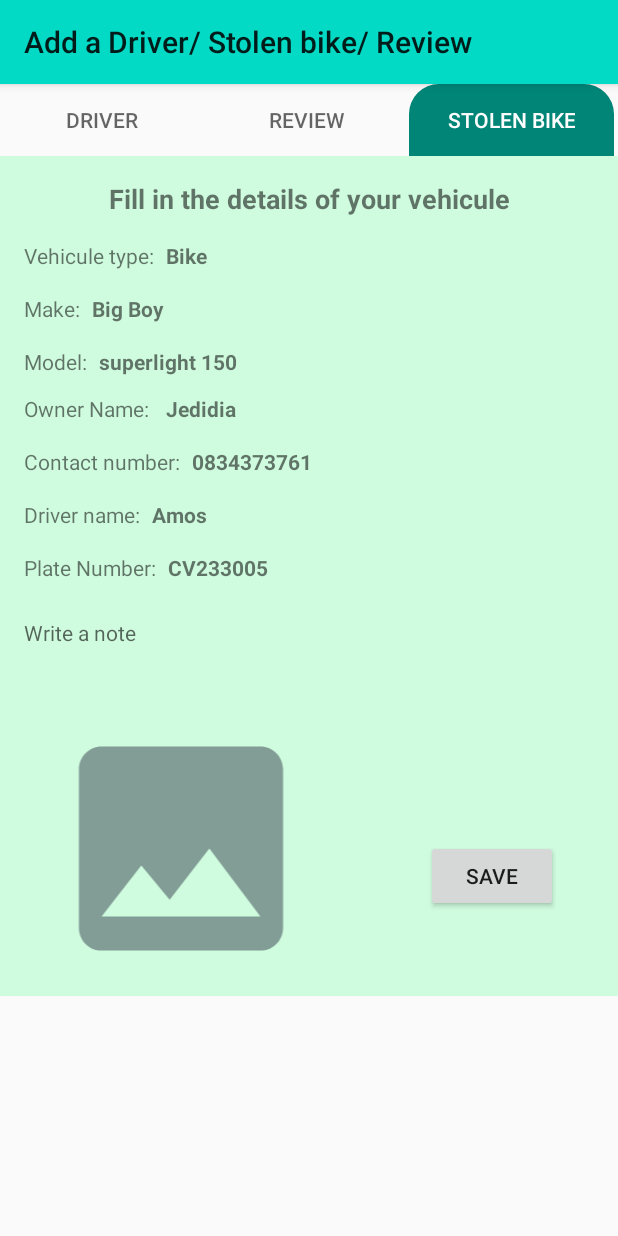
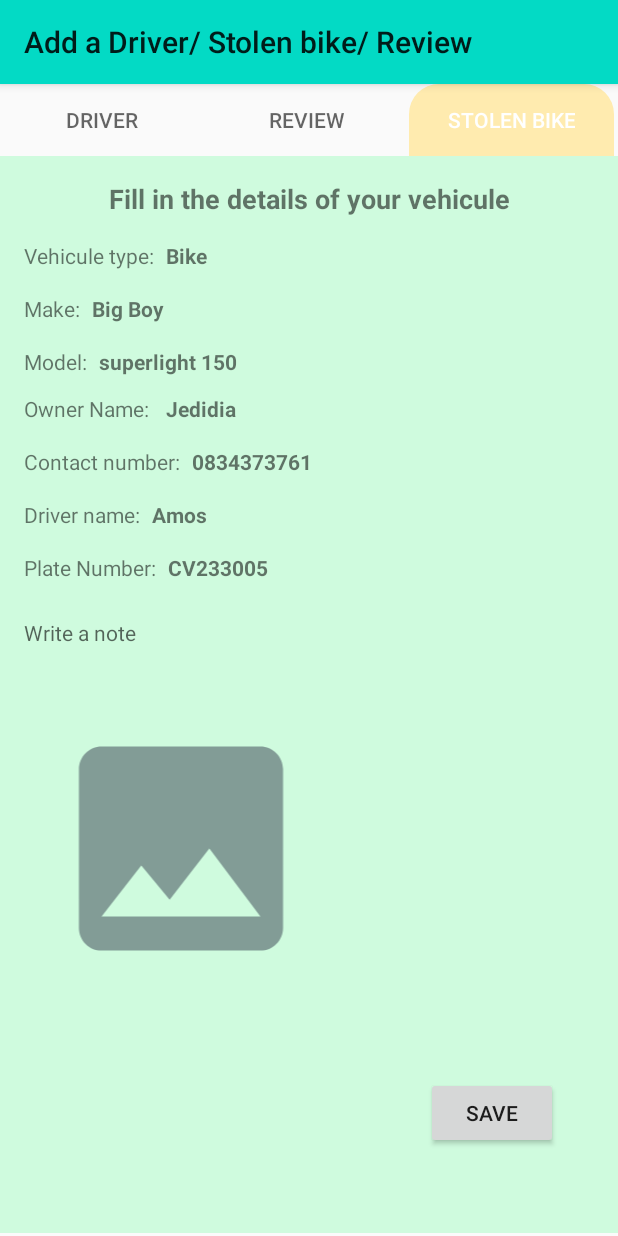
Before and after one commit to jed188/wheels-reputation, an Android app: the Add_something screen opened directly, with no data from a screen before it, tab 3 chosen, on a phone screen of 412 x 824 dp. Run offline under Robolectric (Android 15) with nearby library versions, the phone set to English and light mode, and no system bars; Roboto replaces fonts that are not available here.

Commit message:
add something tobe completed stolen bike in progress of completion version2

```diff
--- a/app/src/main/res/layout/activity_add_something.xml
+++ b/app/src/main/res/layout/activity_add_something.xml
@@ -25,6 +25,7 @@
             app:tabGravity="fill"
             app:tabIndicator="@drawable/tab_indicator_top"
             app:tabIndicatorAnimationMode="elastic"
+            app:tabIndicatorColor="#FFEBAF"
             app:tabIndicatorGravity="stretch"
             app:tabMode="fixed"
             app:tabSelectedTextColor="@color/white">
@@ -48,7 +49,7 @@
         <androidx.viewpager2.widget.ViewPager2
             android:id="@+id/view_Pager2"
             android:layout_width="match_parent"
-            android:layout_height="560dp"
+            android:layout_height="match_parent"
             android:layout_marginBottom="2dp"
             app:layout_constraintBottom_toBottomOf="parent"
             app:layout_constraintEnd_toEndOf="parent"
--- a/app/src/main/res/layout/fragment_add_something_stolen_bike_.xml
+++ b/app/src/main/res/layout/fragment_add_something_stolen_bike_.xml
@@ -4,8 +4,19 @@
     xmlns:tools="http://schemas.android.com/tools"
     android:layout_width="match_parent"
     android:layout_height="match_parent"
-    tools:context=".add_something_stolen_bike_Fragment"
-    android:background="#CFFBDE">
+    android:background="#CFFBDE"
+    tools:context=".add_something_stolen_bike_Fragment">
+
+    <Button
+        android:id="@+id/button_add_stolen_bike"
+        android:layout_width="wrap_content"
+        android:layout_height="wrap_content"
+        android:layout_marginBottom="56dp"
+        android:layout_marginEnd="40dp"
+        android:layout_marginRight="40dp"
+        android:text="Save"
+        app:layout_constraintBottom_toBottomOf="parent"
+        app:layout_constraintEnd_toEndOf="parent" />
 
     <ImageView
         android:id="@+id/imageView_add_stolen_bike"
@@ -202,25 +213,14 @@
         android:layout_width="409dp"
         android:layout_height="wrap_content"
         android:layout_marginTop="16dp"
+        android:gravity="center"
+        android:text="Fill in the details of your vehicule"
         android:textSize="18sp"
-        android:gravity="center"
         android:textStyle="bold"
-        android:text="Fill in the details of your vehicule"
         app:layout_constraintEnd_toEndOf="parent"
         app:layout_constraintHorizontal_bias="0.5"
         app:layout_constraintStart_toStartOf="parent"
         app:layout_constraintTop_toTopOf="parent" />
 
-    <Button
-        android:id="@+id/button_add_stolen_bike"
-        android:layout_width="wrap_content"
-        android:layout_height="wrap_content"
-        android:layout_marginBottom="56dp"
-        android:layout_marginEnd="40dp"
-        android:layout_marginRight="40dp"
-        android:text="Save"
-        app:layout_constraintBottom_toBottomOf="parent"
-        app:layout_constraintEnd_toEndOf="parent" />
-
 
 </androidx.constraintlayout.widget.ConstraintLayout>
```
